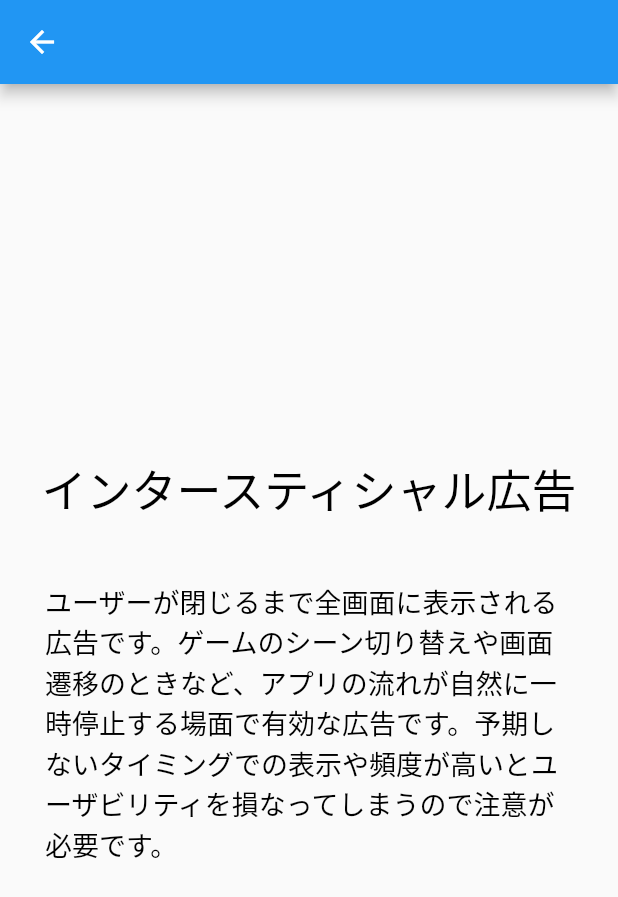
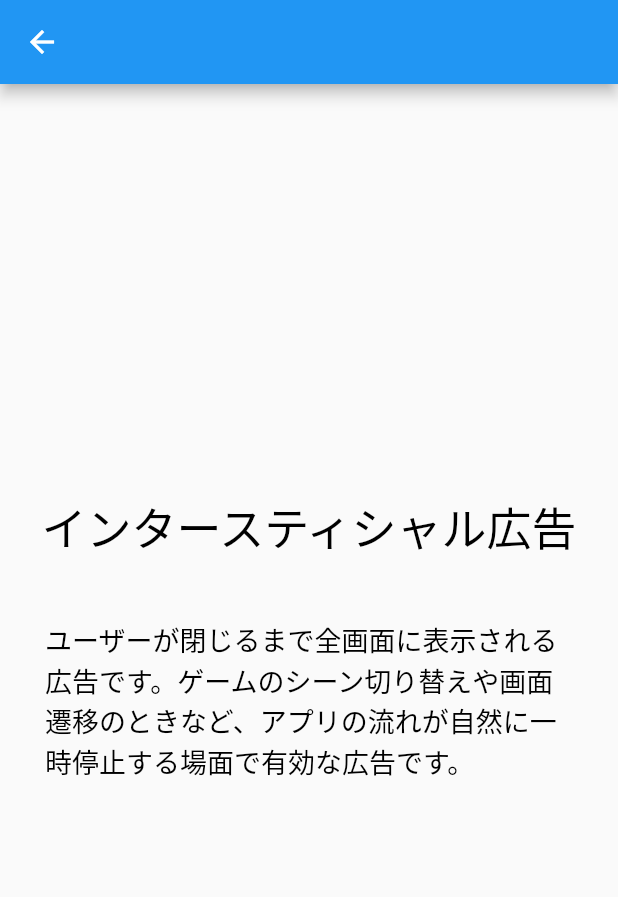
Before and after one commit to kevin76g/flutter_admob, a Flutter app: the SecondScreen screen opened directly with empty values, on a phone screen of 412 x 824 dp. Shown: the top 897 px of the screen. Run offline on Flutter 3.47's test engine with Material 2 defaults, Android fonts, the phone set to English and light mode, and no system bars; our stand-ins replace google_mobile_ads; network calls fail.

```diff
--- a/lib/main.dart
+++ b/lib/main.dart
@@ -325,7 +325,10 @@ class _MyHomePageState extends State<MyHomePage> {
 }
 
 class SecondScreen extends StatefulWidget {
-  const SecondScreen({Key? key, required this.title}) : super(key: key);
+  const SecondScreen({
+    Key? key,
+    required this.title,
+  }) : super(key: key);
 
   final String title;
 
@@ -355,9 +358,12 @@ class _SecondScreenState extends State<SecondScreen> {
             Container(
               padding: const EdgeInsets.symmetric(horizontal: 30.0),
               child: const Text(
-                'ユーザーが閉じるまで全画面に表示される広告です。ゲームのシーン切り替えや画面遷移のときなど、アプリの流れが自然に一時停止する場面で有効な広告です。予期しないタイミングでの表示や頻度が高いとユーザビリティを損なってしまうので注意が必要です。',
+                'ユーザーが閉じるまで全画面に表示される広告です。ゲームのシーン切り替えや画面遷移のときなど、アプリの流れが自然に一時停止する場面で有効な広告です。',
                 style: TextStyle(fontSize: 18.0, color: Colors.black),
               ),
+            ),
+            const SizedBox(
+              height: 30.0,
             ),
           ],
         ),
```
